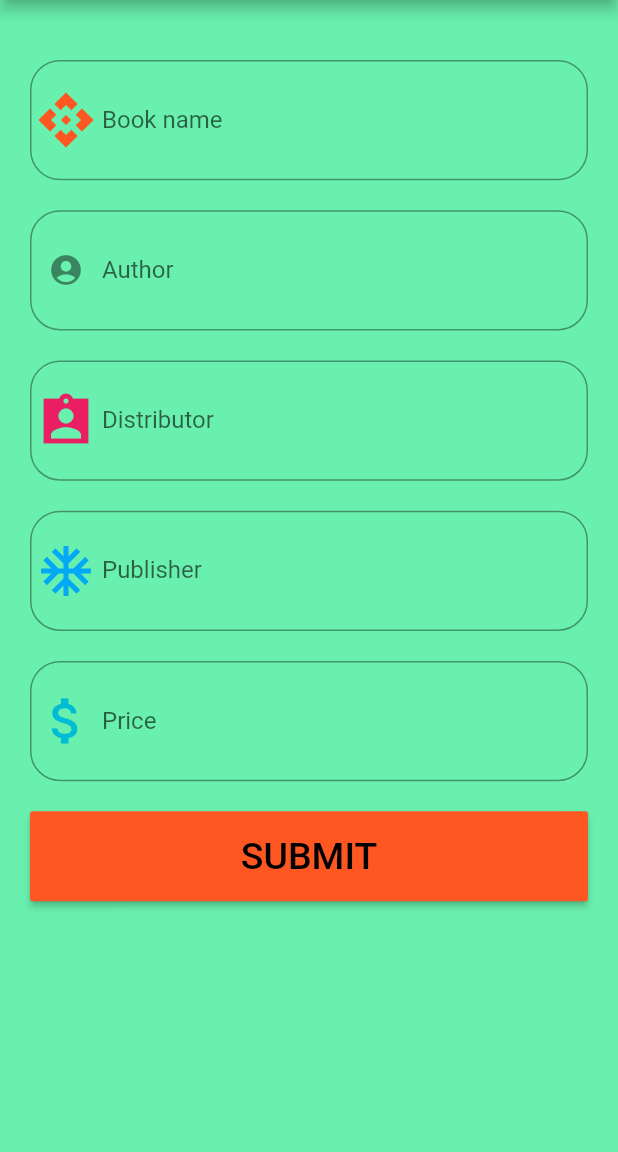
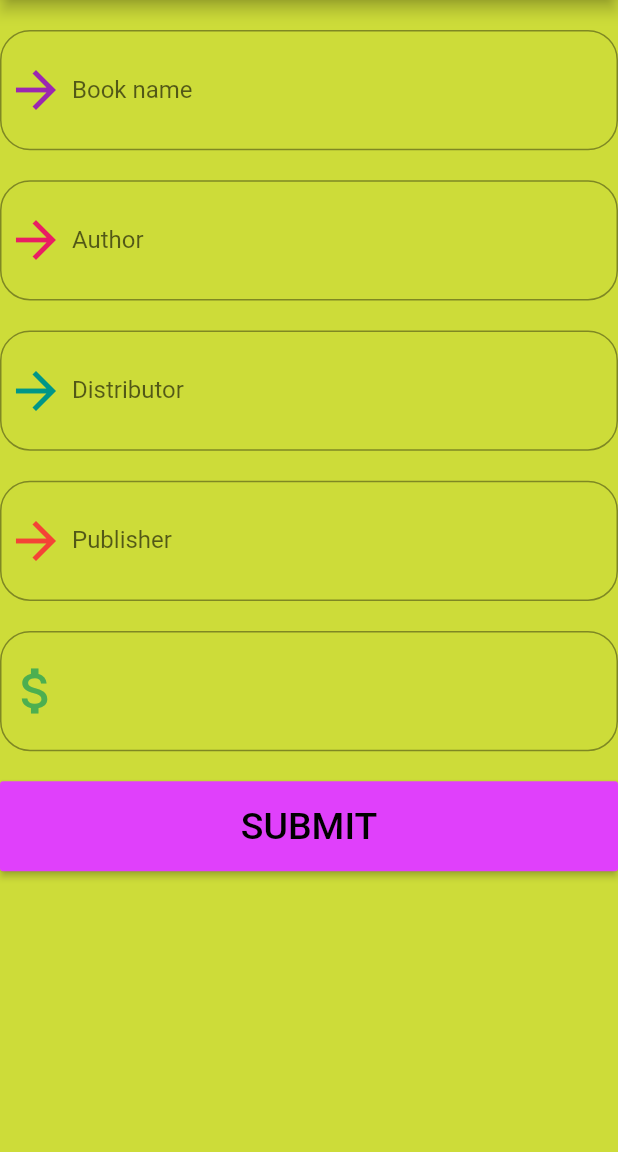
Before and after one commit to divya-k-nair/Library-app, a Flutter app: the screen it shows after launch, after a tap on "SUBMIT", on a phone screen of 412 x 824 dp, the part 84-1236 px from its top. Run offline on Flutter 3.47's test engine with Material 2 defaults, Android fonts, the phone set to English and light mode, and no system bars.

Commit message:
project completed

```diff
--- /dev/null
+++ b/lib/details.dart
@@ -0,0 +1,114 @@
+import 'package:flutter/material.dart';
+import 'package:flutter/services.dart';
+import 'package:flutter/widgets.dart';
+
+
+class Details extends StatelessWidget {
+  TextEditingController bname=TextEditingController();
+  TextEditingController bauth=TextEditingController();
+  TextEditingController bdis=TextEditingController();
+  TextEditingController bpub=TextEditingController();
+  TextEditingController bpric=TextEditingController();
+
+  @override
+  Widget build(BuildContext context) {
+    return SingleChildScrollView(
+      child: Container(
+        child: Column(
+          children: [
+            SizedBox(height: 20,),
+            TextField(
+              controller: bname,
+              decoration: InputDecoration(
+                prefix: CircularProgressIndicator(),
+                prefixIcon: Icon(Icons.arrow_forward_outlined,color: Colors.purple,size: 40,),
+                hintText: "Book name",
+                labelText: "Book name",
+                border: OutlineInputBorder(
+                  borderRadius: BorderRadius.circular(20),
+                ),
+              ),
+            ),
+            SizedBox(height: 20,),
+            TextField(
+              controller: bauth,
+              decoration: InputDecoration(
+                prefix: CircularProgressIndicator(),
+                prefixIcon: Icon(Icons.arrow_forward,color: Colors.pink,size: 40,),
+                hintText: "Author",
+                labelText: "Author",
+                border: OutlineInputBorder(
+                  borderRadius: BorderRadius.circular(20),
+                ),
+              ),
+            ),
+            SizedBox(height: 20,),
+            TextField(
+              controller: bdis,
+              decoration: InputDecoration(
+                hintText: "Distributor",
+                labelText: "Distributor",
+                prefix: CircularProgressIndicator(),
+                prefixIcon:Icon(Icons.arrow_forward_outlined,color: Colors.teal,size: 40,),
+                border: OutlineInputBorder(
+                  borderRadius: BorderRadius.circular(20),
+                )
+              ),
+            ),
+            SizedBox(height: 20,),
+            TextField(
+              controller: bpub,
+              decoration: InputDecoration(
+                prefix: CircularProgressIndicator(),
+                prefixIcon: Icon(Icons.arrow_forward,color: Colors.red,size: 40,),
+                hintText: "Publisher",
+                labelText: "Publisher",
+                border: OutlineInputBorder(
+                  borderRadius: BorderRadius.circular(20),
+                )
+              ),
+            ),
+            SizedBox(height: 20,),
+            TextField(
+              controller: bpric,
+              decoration: InputDecoration(
+                prefix: CircularProgressIndicator(),
+                prefixIcon: Icon(Icons.attach_money,color: Colors.green,size: 40,),
+                border: OutlineInputBorder(
+                  borderRadius: BorderRadius.circular(20),
+                ),
+              ),
+            ),
+            SizedBox(height: 20,),
+            SizedBox(
+              height: 60,
+              width: double.infinity,
+              child: RaisedButton(
+                color: Colors.purpleAccent,
+                onPressed: (){
+                  var getBookname=bname.text;
+                  var getBauth=bauth.text;
+                  var getBdis=bdis.text;
+                  var getBpub=bpub.text;
+                  var getBprice=bpric.text;
+                  print(getBookname);
+                  print(getBauth);
+                  print(getBdis);
+                  print(getBpub);
+                  print(getBprice);
+
+              },
+                child: Text("SUBMIT",
+                  style: TextStyle(
+                    color: Colors.black,
+                    fontSize: 25,
+                  ),
+              ),
+            ),
+            ),
+          ],//children
+        ),
+      ),
+    );
+  }
+}
--- a/lib/main.dart
+++ b/lib/main.dart
@@ -1,131 +1,25 @@
-import 'package:flutter/cupertino.dart';
 import 'package:flutter/material.dart';
+import 'package:flutter/services.dart';
 import 'package:flutter/widgets.dart';
+import 'package:library_app/details.dart';
 
 void main()
 {
   runApp(App());
 }
 class App extends StatelessWidget {
-TextEditingController  bname=TextEditingController();
-TextEditingController  bauth=TextEditingController();
-TextEditingController  bdis=TextEditingController();
-TextEditingController  bpub=TextEditingController();
-TextEditingController  bprice=TextEditingController();
 
   @override
   Widget build(BuildContext context) {
     return MaterialApp(
-      debugShowCheckedModeBanner: false,
       home: Scaffold(
-        backgroundColor: Colors.greenAccent,
+        backgroundColor: Colors.lime,
         appBar: AppBar(
           title: Text("LIBRARY APP"),
         ),
-        body:
-          SingleChildScrollView(
-            child:Container(
-              margin: EdgeInsets.all(20),
-              child: Column(
-                children: [
-                  SizedBox(height: 20,),
-                  TextField(
-                    controller: bname,
-                    decoration: InputDecoration(
-                      prefix:CircularProgressIndicator(),
-                      prefixIcon: Icon(Icons.api,color: Colors.deepOrange,size: 40,),
-                      labelText: "Book name",
-                      hintText: "Book name",
-                      border: OutlineInputBorder(
-                        borderRadius: BorderRadius.circular(20),
-                      ),
-                    ),
-                  ),
-                  SizedBox(height: 20,),
-                  TextField(
-                    controller: bauth,
-                    decoration: InputDecoration(
-                      prefix: CircularProgressIndicator(),
-                      prefixIcon: Icon(Icons.account_circle_rounded),
-                      labelText: "Author",
-                      hintText: "Author",
-                      border: OutlineInputBorder(
-                        borderRadius: BorderRadius.circular(20),
-                      ),
-                    ),
-                  ),
-                  SizedBox(height: 20,),
-                  TextField(
-                    controller: bdis,
-                    decoration: InputDecoration(
-                      prefix: CircularProgressIndicator(),
-                      prefixIcon: Icon(Icons.assignment_ind_sharp,color: Colors.pink,size: 40,),
-                      labelText: "Distributor",
-                      hintText: "Distributor",
-                      border: OutlineInputBorder(
-                        borderRadius: BorderRadius.circular(20),
-                      ),
-                    ),
-                  ),
-                  SizedBox(height: 20,),
-                  TextField(
-                    controller: bpub,
-                    decoration: InputDecoration(
-                      prefix: CircularProgressIndicator(),
-                      prefixIcon: Icon(Icons.ac_unit_sharp,color: Colors.lightBlue,size: 40,),
-                      labelText: "Publisher",
-                      hintText: "Publisher",
-                      border: OutlineInputBorder(
-                        borderRadius: BorderRadius.circular(20),
-                      ),
-                    ),
-                  ),
-                  SizedBox(height: 20,),
-                  TextField(
-                    controller: bprice,
-                    decoration: InputDecoration(
-                      prefix: CircularProgressIndicator(),
-                      prefixIcon: Icon(Icons.attach_money,color: Colors.cyan,size: 40,),
-                      labelText: "Price",
-                      hintText: "Price",
-                      border: OutlineInputBorder(
-                        borderRadius: BorderRadius.circular(20),
-                      ),
-                    ),
-                  ),
-                  SizedBox(height: 20,),
-                  SizedBox(
-                    height: 60,
-                    width: double.infinity,
-                    child:RaisedButton(
-                      color: Colors.deepOrange,
-                      onPressed: (){
-                        var getBookname=bname.text;
-                        var getAuthor=bauth.text;
-                        var getDistributor=bdis.text;
-                        var getPublisher=bpub.text;
-                        var getPrice=int.parse(bprice.text);
-                        print(getBookname);
-                        print(getAuthor);
-                        print(getDistributor);
-                        print(getPublisher);
-                        print(getPrice);
-                        print("hello");
-                      },
-                      child: Text("SUBMIT",
-                        style: TextStyle(
-                          color: Colors.black,
-                          fontSize: 25,
-                        ),
-                      ),
-                    ) ,
-                  ),
+        body: Details(),
+      ),
 
-                ],//children
-              ),
-            ),
-          ),
-      ),
     );
   }
 }
```
